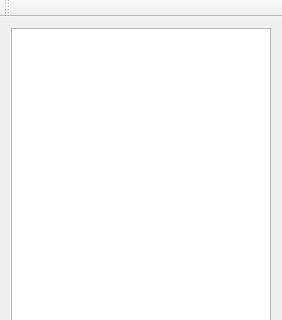
The window that mainwindow.ui (Risca/roleplaying-music-control) describes before a commit, drawn with Qt 5; both pictures show x 0 to 282 and y 0 to 320 of the 282 by 458 pixel window.
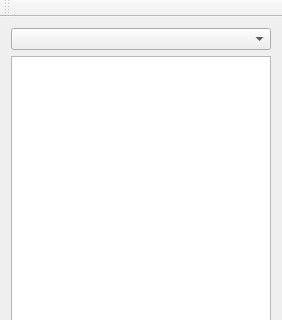
The same window after the commit.

Commit message: Move playlists to combobox and show tracks

The edit to the form file:
```diff
--- a/mainwindow.ui
+++ b/mainwindow.ui
@@ -15,6 +15,9 @@
   </property>
   <widget class="QWidget" name="centralWidget">
    <layout class="QVBoxLayout" name="verticalLayout">
+    <item>
+     <widget class="QComboBox" name="comboBox"/>
+    </item>
     <item>
      <widget class="QListWidget" name="listWidget"/>
     </item>
```
The commit also changes 7 other files.
